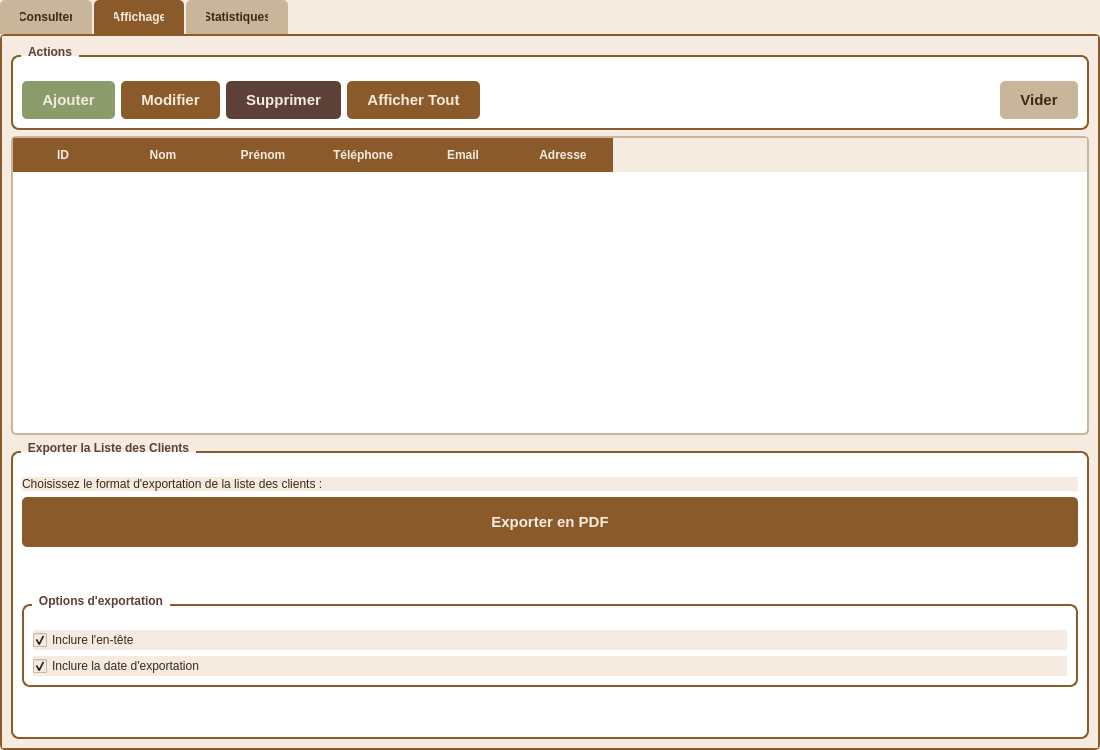
Above: ClientsWidget.ui from Esprit-UP-Algo/projetcpp2526-s2-2a8-smart-carpentry-morkshop-management before the change. Below: the same form after it.
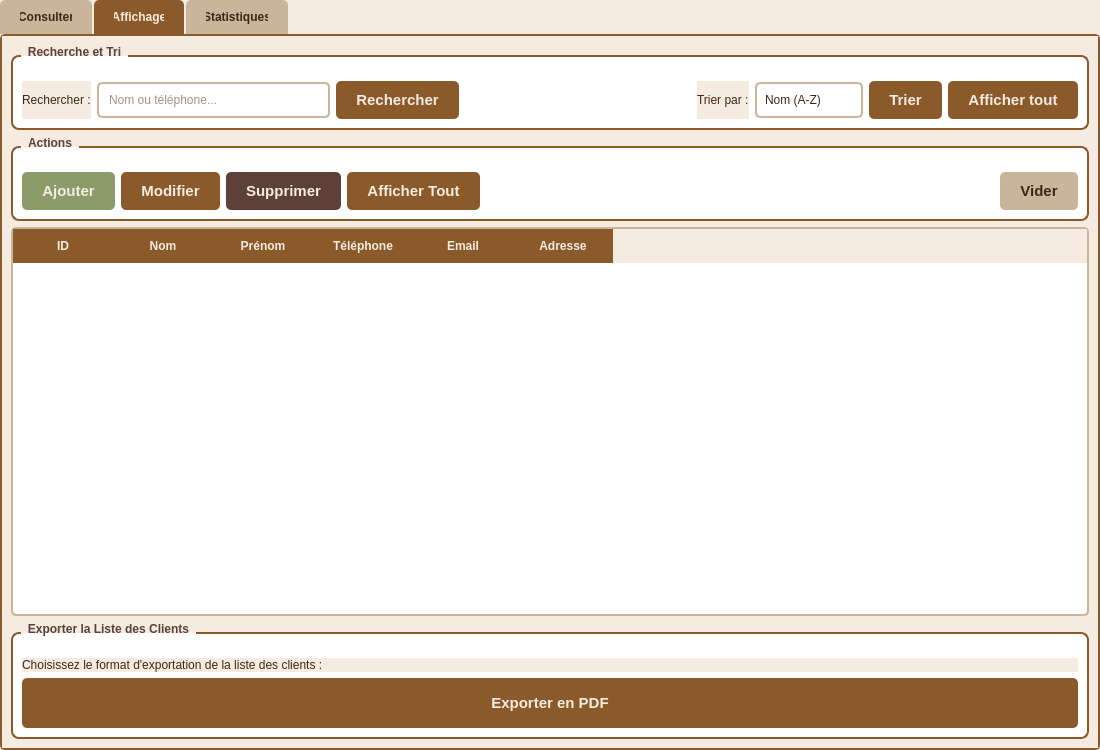
That is the form after the change. The open tabs and pages were chosen to show the change. Icons and pictures are not drawn.

Commit message: Fix Oracle connection: SQL INSERT/UPDATE/DELETE for machines, clients, employes + risk analysis

Diff of the .ui file:
```diff
--- a/ClientsWidget.ui
+++ b/ClientsWidget.ui
@@ -15,157 +15,32 @@
   </property>
   <property name="styleSheet">
    <string notr="true">
-    QMainWindow {
-        background-color: #F5EBE0;
-    }
-    QWidget {
-        background-color: #F5EBE0;
-        color: #3D2817;
-        font-family: 'Segoe UI', Arial, sans-serif;
-    }
-    QTabWidget::pane {
-        border: 2px solid #8B5A2B;
-        background-color: #F5EBE0;
-        border-radius: 5px;
-    }
-    QTabBar::tab {
-        background-color: #C9B59A;
-        color: #3D2817;
-        padding: 10px 20px;
-        margin-right: 2px;
-        border-top-left-radius: 5px;
-        border-top-right-radius: 5px;
-        font-weight: bold;
-    }
-    QTabBar::tab:selected {
-        background-color: #8B5A2B;
-        color: #F5EBE0;
-    }
-    QTabBar::tab:hover {
-        background-color: #9B8068;
-    }
-    QGroupBox {
-        background-color: #FFFFFF;
-        border: 2px solid #8B5A2B;
-        border-radius: 8px;
-        margin-top: 10px;
-        padding-top: 15px;
-        font-weight: bold;
-    }
-    QGroupBox::title {
-        color: #5D4037;
-        subcontrol-origin: margin;
-        left: 10px;
-        padding: 0 5px;
-    }
-    QLineEdit, QTextEdit {
-        background-color: #FFFFFF;
-        border: 2px solid #C9B59A;
-        border-radius: 5px;
-        padding: 8px;
-        color: #3D2817;
-    }
-    QLineEdit:focus, QTextEdit:focus {
-        border: 2px solid #8B5A2B;
-    }
-    QComboBox {
-        background-color: #FFFFFF;
-        border: 2px solid #C9B59A;
-        border-radius: 5px;
-        padding: 8px;
-        color: #3D2817;
-    }
-    QComboBox:hover {
-        border: 2px solid #8B5A2B;
-    }
-    QComboBox::drop-down {
-        border: none;
-        width: 30px;
-    }
-    QComboBox::down-arrow {
-        image: none;
-        border-left: 5px solid transparent;
-        border-right: 5px solid transparent;
-        border-top: 5px solid #8B5A2B;
-        margin-right: 10px;
-    }
-    QPushButton {
-        background-color: #8B5A2B;
-        color: #F5EBE0;
-        border: none;
-        border-radius: 5px;
-        padding: 10px 20px;
-        font-weight: bold;
-        font-size: 11pt;
-    }
-    QPushButton:hover {
-        background-color: #9B8068;
-    }
-    QPushButton:pressed {
-        background-color: #5D4037;
-    }
-    QPushButton#btnSupprimer {
-        background-color: #5D4037;
-    }
-    QPushButton#btnSupprimer:hover {
-        background-color: #6D4C41;
-    }
-    QPushButton#btnAjouter {
-        background-color: #8B9B6A;
-    }
-    QPushButton#btnAjouter:hover {
-        background-color: #9BAB7A;
-    }
-    QPushButton#btnVider {
-        background-color: #C9B59A;
-        color: #3D2817;
-    }
-    QPushButton#btnVider:hover {
-        background-color: #D9C5AA;
-    }
-    QTableWidget {
-        background-color: #FFFFFF;
-        alternate-background-color: #F5EBE0;
-        border: 2px solid #C9B59A;
-        border-radius: 5px;
-        gridline-color: #C9B59A;
-        color: #3D2817;
-    }
-    QTableWidget::item:selected {
-        background-color: #8B5A2B;
-        color: #F5EBE0;
-    }
-    QHeaderView::section {
-        background-color: #8B5A2B;
-        color: #F5EBE0;
-        padding: 8px;
-        border: none;
-        font-weight: bold;
-    }
-    QPushButton#btnClient {
-        background-color: #C9B59A;
-        color: #3D2817;
-        border: none;
-        border-left: 0px solid #8B5A2B;
-        border-radius: 0;
-        padding: 20px 15px;
-        font-size: 15pt;
-        font-weight: bold;
-        text-align: left;
-    }
-    QPushButton#btnClient:hover {
-        background-color: #9B8068;
-        color: white;
-    }
-    QPushButton#btnClient:checked {
-        background-color: #8B5A2B;
-        color: #F5EBE0;
-        border-left: 6px solid #5D4037;
-    }
-    QPushButton#btnClient:pressed {
-        background-color: #5D4037;
-        color: white;
-    }
+    QMainWindow { background-color: #F5EBE0; }
+    QWidget { background-color: #F5EBE0; color: #3D2817; font-family: 'Segoe UI', Arial, sans-serif; }
+    QTabWidget::pane { border: 2px solid #8B5A2B; background-color: #F5EBE0; border-radius: 5px; }
+    QTabBar::tab { background-color: #C9B59A; color: #3D2817; padding: 10px 20px; margin-right: 2px; border-top-left-radius: 5px; border-top-right-radius: 5px; font-weight: bold; }
+    QTabBar::tab:selected { background-color: #8B5A2B; color: #F5EBE0; }
+    QTabBar::tab:hover { background-color: #9B8068; }
+    QGroupBox { background-color: #FFFFFF; border: 2px solid #8B5A2B; border-radius: 8px; margin-top: 10px; padding-top: 15px; font-weight: bold; }
+    QGroupBox::title { color: #5D4037; subcontrol-origin: margin; left: 10px; padding: 0 5px; }
+    QLineEdit, QTextEdit { background-color: #FFFFFF; border: 2px solid #C9B59A; border-radius: 5px; padding: 8px; color: #3D2817; }
+    QLineEdit:focus, QTextEdit:focus { border: 2px solid #8B5A2B; }
+    QComboBox { background-color: #FFFFFF; border: 2px solid #C9B59A; border-radius: 5px; padding: 8px; color: #3D2817; }
+    QComboBox:hover { border: 2px solid #8B5A2B; }
+    QComboBox::drop-down { border: none; width: 30px; }
+    QComboBox::down-arrow { image: none; border-left: 5px solid transparent; border-right: 5px solid transparent; border-top: 5px solid #8B5A2B; margin-right: 10px; }
+    QPushButton { background-color: #8B5A2B; color: #F5EBE0; border: none; border-radius: 5px; padding: 10px 20px; font-weight: bold; font-size: 11pt; }
+    QPushButton:hover { background-color: #9B8068; }
+    QPushButton:pressed { background-color: #5D4037; }
+    QPushButton#btnSupprimer { background-color: #5D4037; }
+    QPushButton#btnSupprimer:hover { background-color: #6D4C41; }
+    QPushButton#btnAjouter { background-color: #8B9B6A; }
+    QPushButton#btnAjouter:hover { background-color: #9BAB7A; }
+    QPushButton#btnVider { background-color: #C9B59A; color: #3D2817; }
+    QPushButton#btnVider:hover { background-color: #D9C5AA; }
+    QTableWidget { background-color: #FFFFFF; alternate-background-color: #F5EBE0; border: 2px solid #C9B59A; border-radius: 5px; gridline-color: #C9B59A; color: #3D2817; }
+    QTableWidget::item:selected { background-color: #8B5A2B; color: #F5EBE0; }
+    QHeaderView::section { background-color: #8B5A2B; color: #F5EBE0; padding: 8px; border: none; font-weight: bold; }
    </string>
   </property>
   <layout class="QVBoxLayout" name="verticalLayout">
@@ -194,84 +69,6 @@
        <string>Consulter</string>
       </attribute>
       <layout class="QVBoxLayout" name="verticalLayoutConsulter">
-       <item>
-        <widget class="QGroupBox" name="groupRecherche">
-         <property name="title">
-          <string>Recherche et Tri</string>
-         </property>
-         <layout class="QHBoxLayout" name="horizontalRecherche">
-          <item>
-           <widget class="QLabel" name="labelRech">
-            <property name="text">
-             <string>Rechercher :</string>
-            </property>
-           </widget>
-          </item>
-          <item>
-           <widget class="QLineEdit" name="lineRecherche">
-            <property name="placeholderText">
-             <string>Nom ou téléphone...</string>
-            </property>
-           </widget>
-          </item>
-          <item>
-           <widget class="QPushButton" name="btnRechercher">
-            <property name="text">
-             <string>Rechercher</string>
-            </property>
-           </widget>
-          </item>
-          <item>
-           <spacer name="spacerRech">
-            <property name="orientation">
-             <enum>Qt::Orientation::Horizontal</enum>
-            </property>
-            <property name="sizeHint" stdset="0">
-             <size>
-              <width>20</width>
-              <height>20</height>
-             </size>
-            </property>
-           </spacer>
-          </item>
-          <item>
-           <widget class="QLabel" name="labelTri">
-            <property name="text">
-             <string>Trier par :</string>
-            </property>
-           </widget>
-          </item>
-          <item>
-           <widget class="QComboBox" name="comboTri">
-            <item>
-             <property name="text">
-              <string>Nom (A-Z)</string>
-             </property>
-            </item>
-            <item>
-             <property name="text">
-              <string>Nom (Z-A)</string>
-             </property>
-            </item>
-           </widget>
-          </item>
-          <item>
-           <widget class="QPushButton" name="btnTrier">
-            <property name="text">
-             <string>Trier</string>
-            </property>
-           </widget>
-          </item>
-          <item>
-           <widget class="QPushButton" name="btnAfficherTout">
-            <property name="text">
-             <string>Afficher tout</string>
-            </property>
-           </widget>
-          </item>
-         </layout>
-        </widget>
-       </item>
        <item>
         <widget class="QGroupBox" name="groupBoxInfo">
          <property name="title">
@@ -446,72 +243,36 @@
        <string>Affichage</string>
       </attribute>
       <layout class="QVBoxLayout" name="verticalLayout_4">
+       <item>
+        <widget class="QGroupBox" name="groupRecherche">
+         <property name="title">
+          <string>Recherche et Tri</string>
+         </property>
+         <layout class="QHBoxLayout" name="horizontalRecherche">
+          <item><widget class="QLabel" name="labelRech"><property name="text"><string>Rechercher :</string></property></widget></item>
+          <item><widget class="QLineEdit" name="lineRecherche"><property name="placeholderText"><string>Nom ou téléphone...</string></property></widget></item>
+          <item><widget class="QPushButton" name="btnRechercher"><property name="text"><string>Rechercher</string></property></widget></item>
+          <item><spacer name="spacerRech"><property name="orientation"><enum>Qt::Horizontal</enum></property><property name="sizeHint" stdset="0"><size><width>20</width><height>20</height></size></property></spacer></item>
+          <item><widget class="QLabel" name="labelTri"><property name="text"><string>Trier par :</string></property></widget></item>
+          <item><widget class="QComboBox" name="comboTri"><item><property name="text"><string>Nom (A-Z)</string></property></item><item><property name="text"><string>Nom (Z-A)</string></property></item></widget></item>
+          <item><widget class="QPushButton" name="btnTrier"><property name="text"><string>Trier</string></property></widget></item>
+          <item><widget class="QPushButton" name="btnAfficherTout"><property name="text"><string>Afficher tout</string></property></widget></item>
+         </layout>
+        </widget>
+       </item>
+
        <item>
         <widget class="QGroupBox" name="groupBoxActions">
          <property name="title">
           <string>Actions</string>
          </property>
          <layout class="QHBoxLayout" name="horizontalLayout">
-          <item>
-           <widget class="QPushButton" name="btnAjouter">
-            <property name="text">
-             <string>Ajouter</string>
-            </property>
-            <property name="icon">
-             <iconset theme="list-add"/>
-            </property>
-           </widget>
-          </item>
-          <item>
-           <widget class="QPushButton" name="btnModifier">
-            <property name="text">
-             <string>Modifier</string>
-            </property>
-            <property name="icon">
-             <iconset theme="document-edit"/>
-            </property>
-           </widget>
-          </item>
-          <item>
-           <widget class="QPushButton" name="btnSupprimer">
-            <property name="text">
-             <string>Supprimer</string>
-            </property>
-            <property name="icon">
-             <iconset theme="edit-delete"/>
-            </property>
-           </widget>
-          </item>
-          <item>
-           <widget class="QPushButton" name="btnAfficher">
-            <property name="text">
-             <string>Afficher Tout</string>
-            </property>
-            <property name="icon">
-             <iconset theme="view-refresh"/>
-            </property>
-           </widget>
-          </item>
-          <item>
-           <spacer name="horizontalSpacer">
-            <property name="orientation">
-             <enum>Qt::Orientation::Horizontal</enum>
-            </property>
-            <property name="sizeHint" stdset="0">
-             <size>
-              <width>40</width>
-              <height>20</height>
-             </size>
-            </property>
-           </spacer>
-          </item>
-          <item>
-           <widget class="QPushButton" name="btnVider">
-            <property name="text">
-             <string>Vider</string>
-            </property>
-           </widget>
-          </item>
+          <item><widget class="QPushButton" name="btnAjouter"><property name="text"><string>Ajouter</string></property></widget></item>
+          <item><widget class="QPushButton" name="btnModifier"><property name="text"><string>Modifier</string></property></widget></item>
+          <item><widget class="QPushButton" name="btnSupprimer"><property name="text"><string>Supprimer</string></property></widget></item>
+          <item><widget class="QPushButton" name="btnAfficher"><property name="text"><string>Afficher Tout</string></property></widget></item>
+          <item><spacer name="horizontalSpacer"><property name="orientation"><enum>Qt::Horizontal</enum></property><property name="sizeHint" stdset="0"><size><width>40</width><height>20</height></size></property></spacer></item>
+          <item><widget class="QPushButton" name="btnVider"><property name="text"><string>Vider</string></property></widget></item>
          </layout>
         </widget>
        </item>
@@ -520,42 +281,12 @@
          <property name="alternatingRowColors">
           <bool>true</bool>
          </property>
-         <property name="selectionBehavior">
-          <enum>QAbstractItemView::SelectionBehavior::SelectRows</enum>
-         </property>
-         <property name="sortingEnabled">
-          <bool>true</bool>
-         </property>
-         <column>
-          <property name="text">
-           <string>ID</string>
-          </property>
-         </column>
-         <column>
-          <property name="text">
-           <string>Nom</string>
-          </property>
-         </column>
-         <column>
-          <property name="text">
-           <string>Prénom</string>
-          </property>
-         </column>
-         <column>
-          <property name="text">
-           <string>Téléphone</string>
-          </property>
-         </column>
-         <column>
-          <property name="text">
-           <string>Email</string>
-          </property>
-         </column>
-         <column>
-          <property name="text">
-           <string>Adresse</string>
-          </property>
-         </column>
+         <column><property name="text"><string>ID</string></property></column>
+         <column><property name="text"><string>Nom</string></property></column>
+         <column><property name="text"><string>Prénom</string></property></column>
+         <column><property name="text"><string>Téléphone</string></property></column>
+         <column><property name="text"><string>Email</string></property></column>
+         <column><property name="text"><string>Adresse</string></property></column>
         </widget>
        </item>
        <item>
@@ -564,13 +295,7 @@
           <string>Exporter la Liste des Clients</string>
          </property>
          <layout class="QVBoxLayout" name="verticalLayout_5">
-          <item>
-           <widget class="QLabel" name="labelExportInfo">
-            <property name="text">
-             <string>Choisissez le format d'exportation de la liste des clients :</string>
-            </property>
-           </widget>
-          </item>
+          <item><widget class="QLabel" name="labelExportInfo"><property name="text"><string>Choisissez le format d'exportation de la liste des clients :</string></property></widget></item>
           <item>
            <layout class="QHBoxLayout" name="horizontalLayout_2">
             <item>
@@ -591,61 +316,6 @@
             </item>
            </layout>
           </item>
-          <item>
-           <spacer name="verticalSpacer">
-            <property name="orientation">
-             <enum>Qt::Orientation::Vertical</enum>
-            </property>
-            <property name="sizeHint" stdset="0">
-             <size>
-              <width>20</width>
-              <height>20</height>
-             </size>
-            </property>
-           </spacer>
-          </item>
-          <item>
-           <widget class="QGroupBox" name="groupBoxOptions">
-            <property name="title">
-             <string>Options d'exportation</string>
-            </property>
-            <layout class="QVBoxLayout" name="verticalLayout_6">
-             <item>
-              <widget class="QCheckBox" name="checkBoxInclureEntete">
-               <property name="text">
-                <string>Inclure l'en-tête</string>
-               </property>
-               <property name="checked">
-                <bool>true</bool>
-               </property>
-              </widget>
-             </item>
-             <item>
-              <widget class="QCheckBox" name="checkBoxDateExport">
-               <property name="text">
-                <string>Inclure la date d'exportation</string>
-               </property>
-               <property name="checked">
-                <bool>true</bool>
-               </property>
-              </widget>
-             </item>
-            </layout>
-           </widget>
-          </item>
-          <item>
-           <spacer name="verticalSpacer_2">
-            <property name="orientation">
-             <enum>Qt::Orientation::Vertical</enum>
-            </property>
-            <property name="sizeHint" stdset="0">
-             <size>
-              <width>20</width>
-              <height>40</height>
-             </size>
-            </property>
-           </spacer>
-          </item>
          </layout>
         </widget>
        </item>
```
Left out of the diff: 286 changed lines with no effect on the pictures. The commit also changes 522 other files.
